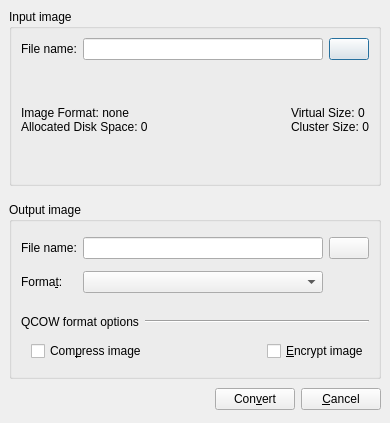
Qt form src/Convert_HDD_Image_Window.ui (tobimensch/aqemu) before a commit.
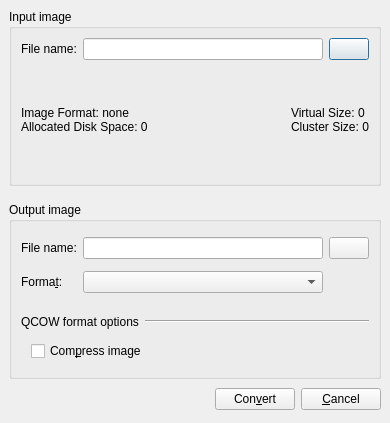
The same form after that commit. Icons and pictures are not drawn.

Commit message: Removed feature for encrypting an image converted to the qcow format, as the encryption feature is deprecated in qemu. More English fixes.

What changed in the file:
```diff
--- a/src/Convert_HDD_Image_Window.ui
+++ b/src/Convert_HDD_Image_Window.ui
@@ -215,13 +215,6 @@
           </property>
          </spacer>
         </item>
-        <item>
-         <widget class="QCheckBox" name="CH_Encrypted">
-          <property name="text">
-           <string>&amp;Encrypt image</string>
-          </property>
-         </widget>
-        </item>
        </layout>
       </item>
      </layout>
```
Left out of the diff: 1 changed line with no effect on the pictures. The commit also changes 5 other files.
